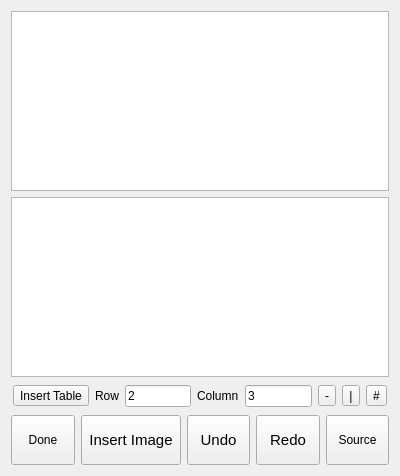
First picture: the form in src/dlgMemos.ui, repository ic005k/Knot-Legacy, before the edit.
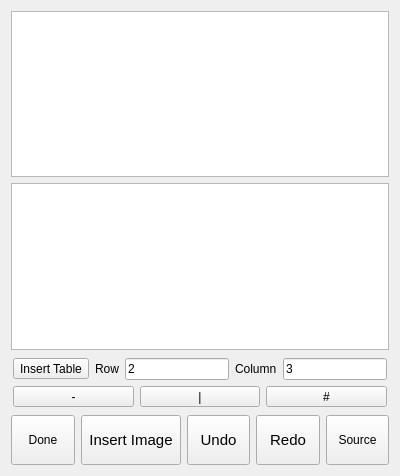
Second picture: the form after the edit. Icons and pictures are not drawn.

Commit message: Optimized memo

The edit to the form file:
```diff
--- a/src/dlgMemos.ui
+++ b/src/dlgMemos.ui
@@ -13,8 +13,132 @@
   <property name="windowTitle">
    <string>Dialog</string>
   </property>
-  <layout class="QGridLayout" name="gridLayout_2">
-   <item row="4" column="0">
+  <layout class="QVBoxLayout" name="verticalLayout_2">
+   <item>
+    <widget class="QTextEdit" name="textEdit"/>
+   </item>
+   <item>
+    <widget class="QTextEdit" name="editSource"/>
+   </item>
+   <item>
+    <widget class="QFrame" name="frameFun">
+     <property name="minimumSize">
+      <size>
+       <width>0</width>
+       <height>0</height>
+      </size>
+     </property>
+     <property name="frameShape">
+      <enum>QFrame::NoFrame</enum>
+     </property>
+     <property name="frameShadow">
+      <enum>QFrame::Raised</enum>
+     </property>
+     <layout class="QVBoxLayout" name="verticalLayout">
+      <property name="leftMargin">
+       <number>2</number>
+      </property>
+      <property name="topMargin">
+       <number>2</number>
+      </property>
+      <property name="rightMargin">
+       <number>2</number>
+      </property>
+      <property name="bottomMargin">
+       <number>2</number>
+      </property>
+      <item>
+       <layout class="QHBoxLayout" name="horizontalLayout_3">
+        <item>
+         <widget class="QToolButton" name="btnInsertTable">
+          <property name="sizePolicy">
+           <sizepolicy hsizetype="Preferred" vsizetype="Fixed">
+            <horstretch>0</horstretch>
+            <verstretch>0</verstretch>
+           </sizepolicy>
+          </property>
+          <property name="text">
+           <string>Insert Table</string>
+          </property>
+         </widget>
+        </item>
+        <item>
+         <widget class="QLabel" name="label">
+          <property name="text">
+           <string>Row</string>
+          </property>
+         </widget>
+        </item>
+        <item>
+         <widget class="QLineEdit" name="editRow">
+          <property name="text">
+           <string>2</string>
+          </property>
+         </widget>
+        </item>
+        <item>
+         <widget class="QLabel" name="label_2">
+          <property name="text">
+           <string>Column</string>
+          </property>
+         </widget>
+        </item>
+        <item>
+         <widget class="QLineEdit" name="editCol">
+          <property name="text">
+           <string>3</string>
+          </property>
+         </widget>
+        </item>
+       </layout>
+      </item>
+      <item>
+       <layout class="QHBoxLayout" name="horizontalLayout_4">
+        <item>
+         <widget class="QToolButton" name="btnSeparator">
+          <property name="sizePolicy">
+           <sizepolicy hsizetype="Preferred" vsizetype="Fixed">
+            <horstretch>0</horstretch>
+            <verstretch>0</verstretch>
+           </sizepolicy>
+          </property>
+          <property name="text">
+           <string>-</string>
+          </property>
+         </widget>
+        </item>
+        <item>
+         <widget class="QToolButton" name="btnVLine">
+          <property name="sizePolicy">
+           <sizepolicy hsizetype="Preferred" vsizetype="Fixed">
+            <horstretch>0</horstretch>
+            <verstretch>0</verstretch>
+           </sizepolicy>
+          </property>
+          <property name="text">
+           <string>|</string>
+          </property>
+         </widget>
+        </item>
+        <item>
+         <widget class="QToolButton" name="btnWells">
+          <property name="sizePolicy">
+           <sizepolicy hsizetype="Preferred" vsizetype="Fixed">
+            <horstretch>0</horstretch>
+            <verstretch>0</verstretch>
+           </sizepolicy>
+          </property>
+          <property name="text">
+           <string>#</string>
+          </property>
+         </widget>
+        </item>
+       </layout>
+      </item>
+     </layout>
+    </widget>
+   </item>
+   <item>
     <layout class="QHBoxLayout" name="horizontalLayout_2">
      <item>
       <widget class="QToolButton" name="btnBack">
@@ -176,116 +300,6 @@
      </item>
     </layout>
    </item>
-   <item row="2" column="0">
-    <widget class="QTextEdit" name="editSource"/>
-   </item>
-   <item row="1" column="0">
-    <widget class="QTextEdit" name="textEdit"/>
-   </item>
-   <item row="3" column="0">
-    <widget class="QFrame" name="frameFun">
-     <property name="minimumSize">
-      <size>
-       <width>0</width>
-       <height>0</height>
-      </size>
-     </property>
-     <property name="frameShape">
-      <enum>QFrame::NoFrame</enum>
-     </property>
-     <property name="frameShadow">
-      <enum>QFrame::Raised</enum>
-     </property>
-     <layout class="QHBoxLayout" name="horizontalLayout">
-      <property name="leftMargin">
-       <number>2</number>
-      </property>
-      <property name="topMargin">
-       <number>2</number>
-      </property>
-      <property name="rightMargin">
-       <number>2</number>
-      </property>
-      <property name="bottomMargin">
-       <number>2</number>
-      </property>
-      <item>
-       <widget class="QToolButton" name="btnInsertTable">
-        <property name="sizePolicy">
-         <sizepolicy hsizetype="Preferred" vsizetype="Fixed">
-          <horstretch>0</horstretch>
-          <verstretch>0</verstretch>
-         </sizepolicy>
-        </property>
-        <property name="text">
-         <string>Insert Table</string>
-        </property>
-       </widget>
-      </item>
-      <item>
-       <widget class="QLabel" name="label">
-        <property name="text">
-         <string>Row</string>
-        </property>
-       </widget>
-      </item>
-      <item>
-       <widget class="QLineEdit" name="editRow">
-        <property name="text">
-         <string>2</string>
-        </property>
-       </widget>
-      </item>
-      <item>
-       <widget class="QLabel" name="label_2">
-        <property name="text">
-         <string>Column</string>
-        </property>
-       </widget>
-      </item>
-      <item>
-       <widget class="QLineEdit" name="editCol">
-        <property name="text">
-         <string>3</string>
-        </property>
-       </widget>
-      </item>
-      <item>
-       <widget class="QToolButton" name="btnSeparator">
-        <property name="sizePolicy">
-         <sizepolicy hsizetype="Preferred" vsizetype="Fixed">
-          <horstretch>0</horstretch>
-          <verstretch>0</verstretch>
-         </sizepolicy>
-        </property>
-        <property name="text">
-         <string>-</string>
-        </property>
-       </widget>
-      </item>
-      <item>
-       <widget class="QToolButton" name="btnVLine">
-        <property name="text">
-         <string>|</string>
-        </property>
-       </widget>
-      </item>
-      <item>
-       <widget class="QToolButton" name="btnWells">
-        <property name="sizePolicy">
-         <sizepolicy hsizetype="Preferred" vsizetype="Fixed">
-          <horstretch>0</horstretch>
-          <verstretch>0</verstretch>
-         </sizepolicy>
-        </property>
-        <property name="text">
-         <string>#</string>
-        </property>
-       </widget>
-      </item>
-     </layout>
-    </widget>
-   </item>
   </layout>
  </widget>
  <resources>
```
The commit also changes 1 other file.
